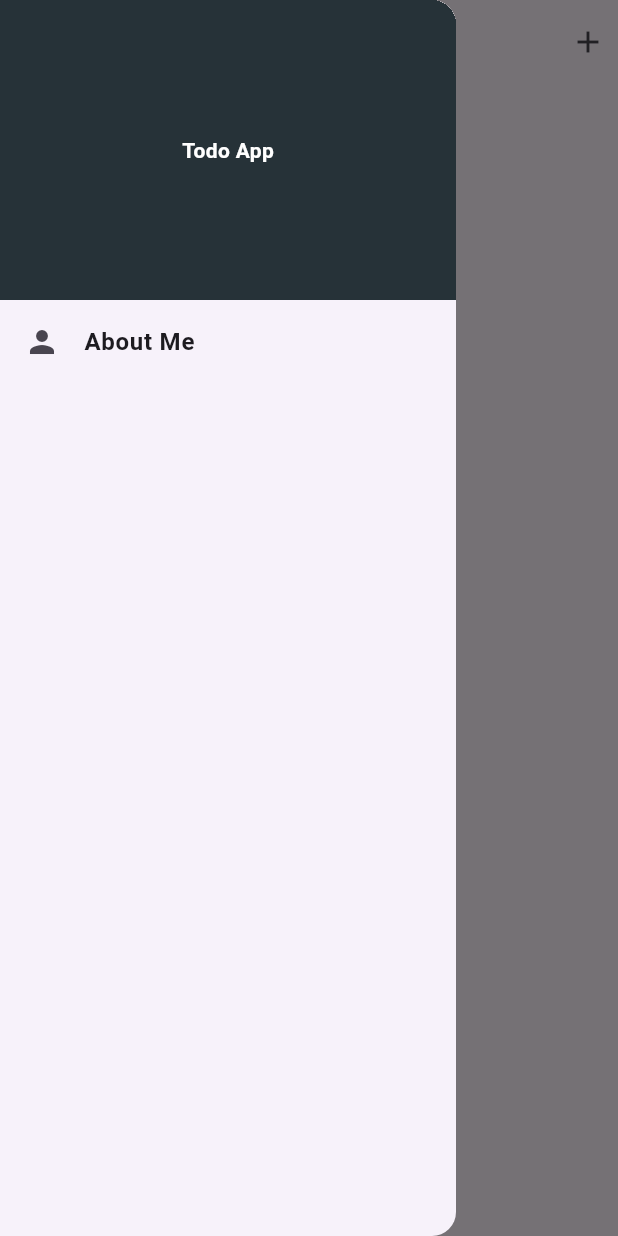
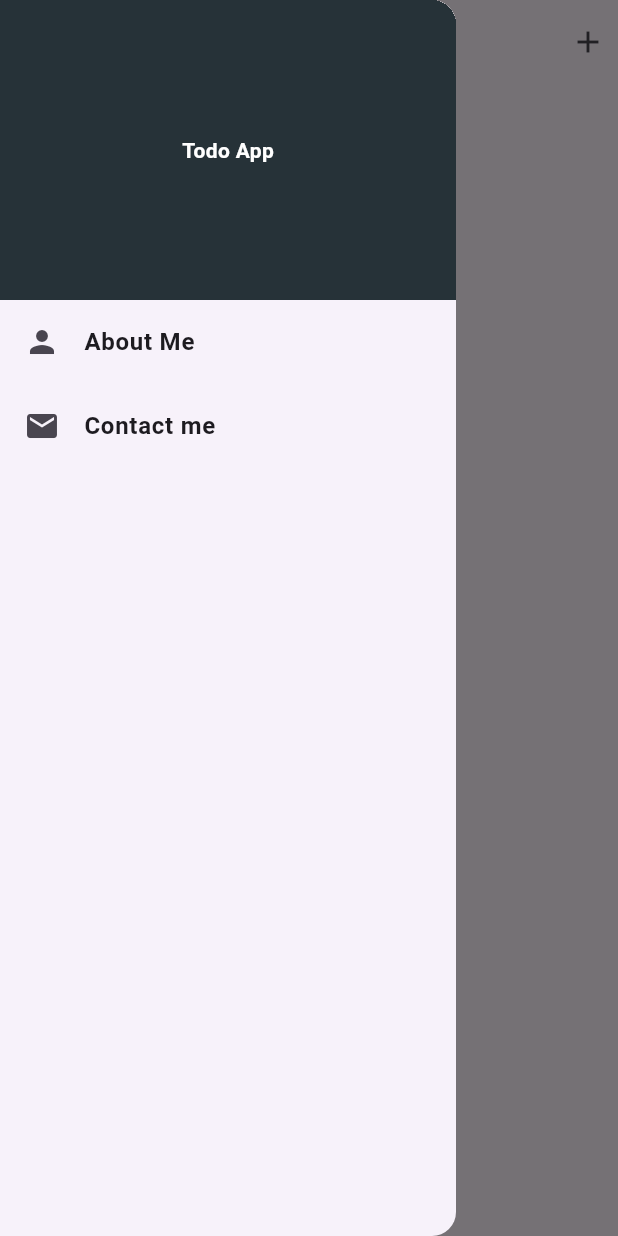
Before and after one commit to asvpxvivien/todoapp, a Flutter app: the screen it shows after launch, with the side drawer open, on a phone screen of 412 x 824 dp. Run offline on Flutter 3.47's test engine with Material 3 defaults, Android fonts, the phone set to English and light mode, and no system bars; our stand-ins replace shared_preferences.

Commit message:
working on the drawer

```diff
--- a/lib/mainScreen.dart
+++ b/lib/mainScreen.dart
@@ -2,7 +2,7 @@ import 'package:flutter/material.dart';
 import 'package:shared_preferences/shared_preferences.dart';
 import 'package:todoapp/addTodo.dart';
 import 'package:todoapp/widgets/todoList.dart';
-// import 'package:flutter_feather_icons/flutter_feather_icons.dart';
+import 'package:url_launcher/url_launcher.dart';
 
 class Mainscreen extends StatefulWidget {
   const Mainscreen({super.key});
@@ -58,8 +58,8 @@ class _MainscreenState extends State<Mainscreen> {
 
   @override
   void initState() {
+    super.initState();
     loadData(); // Chargement des données sauvegardées
-    super.initState();
   }
 
   void showAddTodoBouttonSheet() {
@@ -99,9 +99,25 @@ class _MainscreenState extends State<Mainscreen> {
               ),
             ),
             ListTile(
+              onTap: () {
+                launchUrl(Uri.parse("https://github.com/asvpxvivien"));
+              },
+
               leading: Icon(Icons.person),
               title: Text(
                 "About Me",
+                style: TextStyle(fontWeight: FontWeight.bold),
+              ),
+            ),
+
+            ListTile(
+              onTap: () {
+                launchUrl(Uri.parse("mailto: example@gmail.com"));
+              },
+
+              leading: Icon(Icons.email),
+              title: Text(
+                "Contact me",
                 style: TextStyle(fontWeight: FontWeight.bold),
               ),
             ),
```
